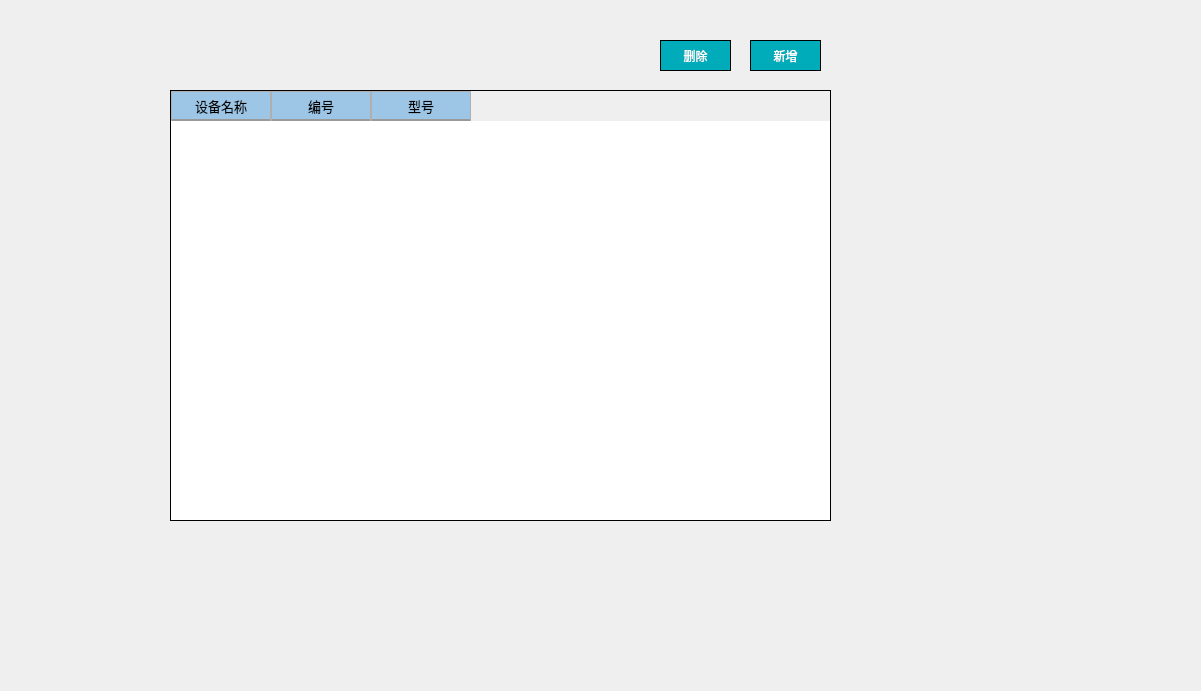
Before: the Qt Designer form NoiseCalSoft/roomDefineForm/form_system_list.ui in haobana/NoiCal, drawn with Qt 5.
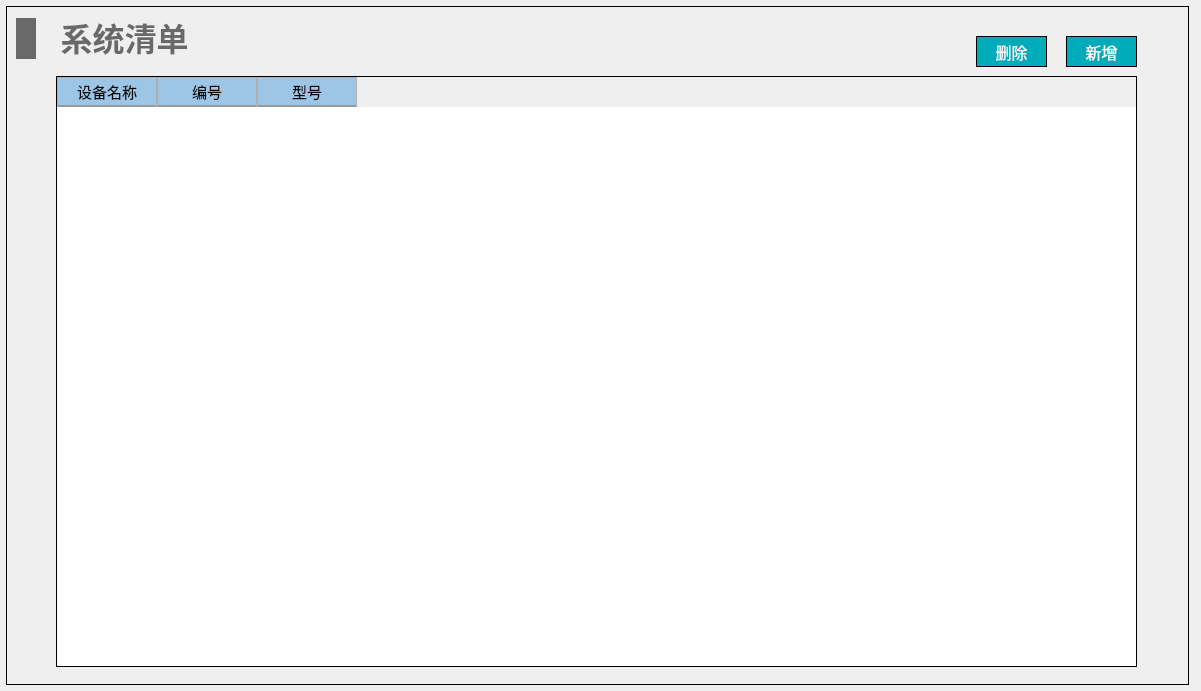
After: the same form once the commit is applied.

Commit message: 修改了全局的字体，并进行了局部调整，调整了弹窗的大小

The edit to the form file:
```diff
--- a/NoiseCalSoft/roomDefineForm/form_system_list.ui
+++ b/NoiseCalSoft/roomDefineForm/form_system_list.ui
@@ -13,13 +13,88 @@
   <property name="windowTitle">
    <string>Form</string>
   </property>
+  <widget class="QWidget" name="widget_room_define" native="true">
+   <property name="geometry">
+    <rect>
+     <x>6</x>
+     <y>6</y>
+     <width>1183</width>
+     <height>679</height>
+    </rect>
+   </property>
+   <property name="styleSheet">
+    <string notr="true">#widget_room_define
+{
+border: 1px solid #000000;
+}</string>
+   </property>
+   <widget class="QWidget" name="layoutWidget_7">
+    <property name="geometry">
+     <rect>
+      <x>10</x>
+      <y>10</y>
+      <width>191</width>
+      <height>45</height>
+     </rect>
+    </property>
+    <layout class="QHBoxLayout" name="horizontalLayout_20">
+     <item>
+      <widget class="QLabel" name="label_20">
+       <property name="minimumSize">
+        <size>
+         <width>20</width>
+         <height>41</height>
+        </size>
+       </property>
+       <property name="maximumSize">
+        <size>
+         <width>20</width>
+         <height>41</height>
+        </size>
+       </property>
+       <property name="styleSheet">
+        <string notr="true">QLabel { 
+border: none; 
+background-color : rgb(105, 105, 105);
+}</string>
+       </property>
+       <property name="text">
+        <string/>
+       </property>
+      </widget>
+     </item>
+     <item>
+      <widget class="QLabel" name="label_21">
+       <property name="font">
+        <font>
+         <family>Microsoft YaHei</family>
+         <pointsize>24</pointsize>
+         <bold>true</bold>
+        </font>
+       </property>
+       <property name="styleSheet">
+        <string notr="true">QLabel { 
+border: none; 
+color : rgb(105, 105, 105);
+}</string>
+       </property>
+       <property name="text">
+        <string>系统清单</string>
+       </property>
+       <property name="alignment">
+        <set>Qt::AlignBottom|Qt::AlignHCenter</set>
+       </property>
+      </widget>
+     </item>
+    </layout>
+   </widget>
   <widget class="QTableWidget" name="tableWidget">
    <property name="geometry">
     <rect>
-     <x>170</x>
-     <y>90</y>
-     <width>661</width>
-     <height>431</height>
+      <x>50</x>
+      <y>70</y>
+      <width>1081</width>
+      <height>591</height>
     </rect>
    </property>
    <property name="focusPolicy">
@@ -33,7 +108,8 @@
 QHeaderView
 {							
 	
-	font-size: 13px;				/*字大小*/
+	font-size: 15px;				/*字大小*/
+	font-family: '黑体';
 	/*border: 1px solid #B4B4B4;*/
 	border:none;
     /*border-bottom: 2px solid #999999; */		/*下边框颜色*/
@@ -69,7 +145,8 @@
 
 QTableWidget 
 {
-		font-size: 13px;				/*10榜*/				
+		font-size: 14px;				/*10榜*/
+		font-family: '黑体';				
 		color : black;				
         border: 1px solid #000000;		
         background: white;
@@ -104,46 +181,11 @@
     </property>
    </column>
   </widget>
-  <widget class="QPushButton" name="buttonadd">
-   <property name="geometry">
-    <rect>
-     <x>750</x>
-     <y>40</y>
-     <width>71</width>
-     <height>31</height>
-    </rect>
-   </property>
-   <property name="minimumSize">
-    <size>
-     <width>21</width>
-     <height>21</height>
-    </size>
-   </property>
-   <property name="styleSheet">
-    <string notr="true">QPushButton
-{
-	color:#ffffff; /*文字颜色*/
-    background-color: #00ACB9;/*背景色*/
-    border-radius:0px; /*边框倒角*/
-	border: 1px solid #000000;
-}
-
-
-QPushButton:hover 
-{
-background-color: rgb(0,142,153);
-color: white;
-}</string>
-   </property>
-   <property name="text">
-    <string>新增</string>
-   </property>
-  </widget>
   <widget class="QPushButton" name="buttondel">
    <property name="geometry">
     <rect>
-     <x>660</x>
-     <y>40</y>
+      <x>970</x>
+      <y>30</y>
      <width>71</width>
      <height>31</height>
     </rect>
@@ -154,6 +196,12 @@
      <height>21</height>
     </size>
    </property>
+    <property name="font">
+     <font>
+      <family>黑体</family>
+      <pointsize>12</pointsize>
+     </font>
+    </property>
    <property name="styleSheet">
     <string notr="true">QPushButton
 {
@@ -173,6 +221,48 @@
    <property name="text">
     <string>删除</string>
    </property>
+   </widget>
+   <widget class="QPushButton" name="buttonadd">
+    <property name="geometry">
+     <rect>
+      <x>1060</x>
+      <y>30</y>
+      <width>71</width>
+      <height>31</height>
+     </rect>
+    </property>
+    <property name="minimumSize">
+     <size>
+      <width>21</width>
+      <height>21</height>
+     </size>
+    </property>
+    <property name="font">
+     <font>
+      <family>黑体</family>
+      <pointsize>12</pointsize>
+     </font>
+    </property>
+    <property name="styleSheet">
+     <string notr="true">QPushButton
+{
+	color:#ffffff; /*文字颜色*/
+    background-color: #00ACB9;/*背景色*/
+    border-radius:0px; /*边框倒角*/
+	border: 1px solid #000000;
+}
+
+
+QPushButton:hover 
+{
+background-color: rgb(0,142,153);
+color: white;
+}</string>
+    </property>
+    <property name="text">
+     <string>新增</string>
+    </property>
+   </widget>
   </widget>
  </widget>
  <resources/>
```
Lines whose indentation alone changed are shown as unchanged. The commit also changes 42 other files.
